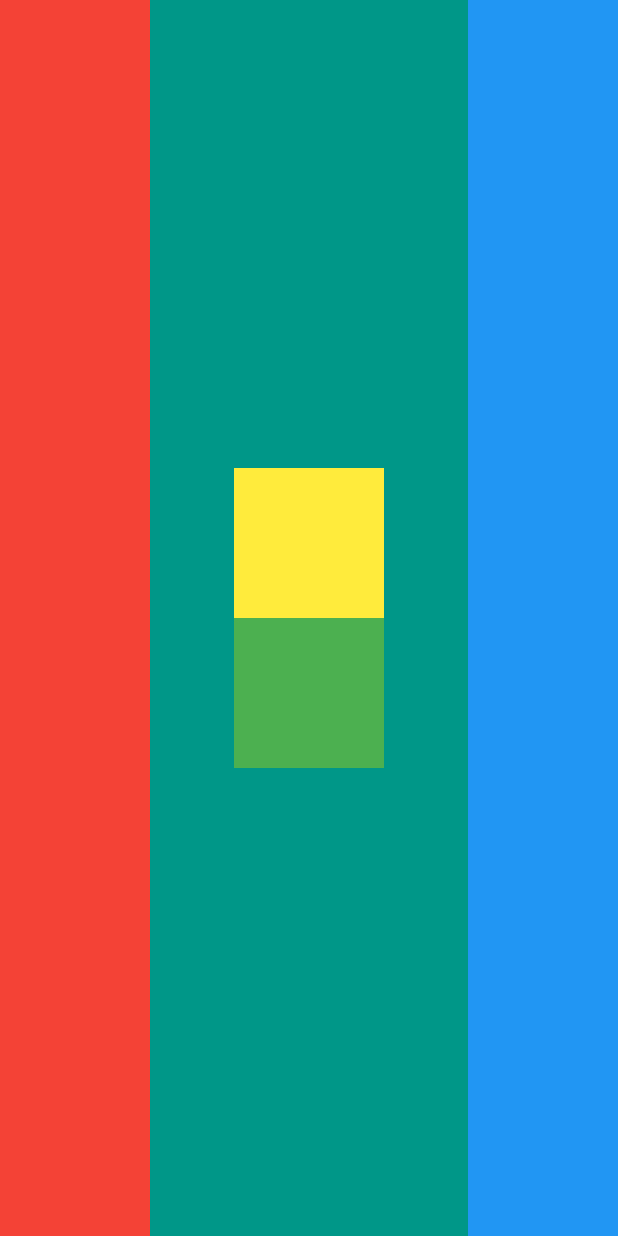
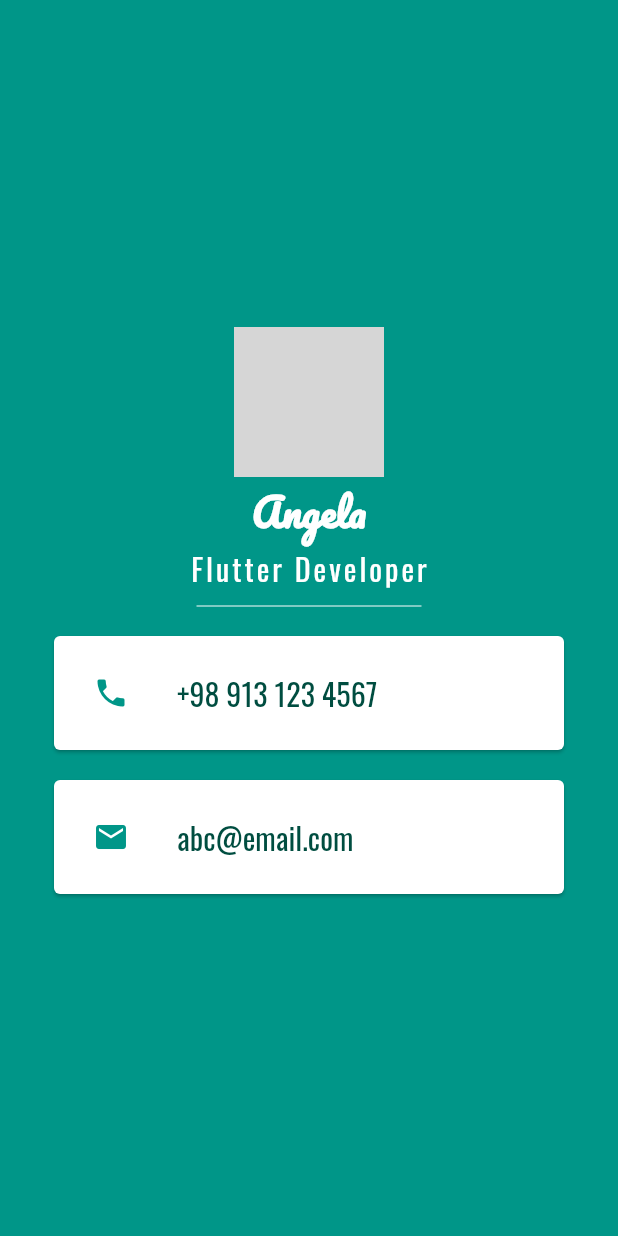
Before and after one commit to sajjad-jbr/tutorial_flutter, a Flutter app: the screen it shows after launch, on a phone screen of 412 x 824 dp. Run offline on Flutter 3.47's test engine with Material 2 defaults, Android fonts, the phone set to English and light mode, and no system bars; grey boxes are pictures that could not be loaded.

Commit message:
fix visit app and work with ListTile, Divider, Card , ...

```diff
--- a/lib/main.dart
+++ b/lib/main.dart
@@ -1,3 +1,4 @@
+import 'package:flutter/material.dart';
 import 'package:flutter/material.dart';
 
 void main() {
@@ -7,44 +8,126 @@ void main() {
 class MyApp extends StatelessWidget {
   const MyApp({super.key});
 
+  void onPressed() {}
+
   @override
   Widget build(BuildContext context) {
     return MaterialApp(
       home: Scaffold(
         backgroundColor: Colors.teal,
         body: SafeArea(
-          child: Row(
-            mainAxisAlignment: MainAxisAlignment.spaceBetween,
-            children: <Widget>[
-              Container(
-                width: 100,
-                height: double.infinity,
-                color: Colors.red,
-              ),
-              Column(
+            child: Center(
+          child: Container(
+            width: 400,
+            child: Column(
               mainAxisAlignment: MainAxisAlignment.center,
               children: <Widget>[
-                  Container(
-                    width: 100,
-                    height: 100,
-                    color: Colors.yellow,
+                const CircleAvatar(
+                  radius: 50,
+                  backgroundImage: AssetImage('images/profile.webp'),
                 ),
-                  Container(
-                    width: 100,
-                    height: 100,
-                    color: Colors.green,
+                const Text(
+                  "Angela",
+                  style: TextStyle(
+                      fontFamily: 'Pacifico',
+                      color: Colors.white,
+                      fontWeight: FontWeight.bold,
+                      fontSize: 26),
                 ),
-                ],
+                const Text(
+                  "Flutter Developer",
+                  style: TextStyle(
+                      fontFamily: 'Oswald',
+                      color: Colors.white,
+                      fontWeight: FontWeight.normal,
+                      fontSize: 20,
+                      letterSpacing: 2),
                 ),
-              Container(
-                width: 100,
-                height: double.infinity,
-                color: Colors.blue,
+                const SizedBox(
+                  height: 20,
+                  width: 150,
+                  child: Divider(color: Colors.white,),
+                ),
+                Card(
+                  color: Colors.white,
+                  margin:
+                      const EdgeInsets.symmetric(vertical: 10, horizontal: 30),
+                  child: Padding(
+                    padding: const EdgeInsets.all(10.0),
+                    child: ListTile(
+                      leading: const Icon(Icons.phone, color: Colors.teal),
+                      title: Text(
+                        "+98 913 123 4567",
+                        style: TextStyle(
+                          color: Colors.teal.shade900,
+                          fontSize: 20,
+                          fontFamily: "Oswald",
+                        ),
+                      ),
+                    ),
+                  ),
+                ),
+                Card(
+                  color: Colors.white,
+                  margin:
+                      const EdgeInsets.symmetric(vertical: 10, horizontal: 30),
+                  child: Padding(
+                    padding: const EdgeInsets.all(10),
+                    child: ListTile(
+                        leading: const Icon(Icons.email, color: Colors.teal),
+                        title: Text(
+                          "abc@email.com",
+                          style: TextStyle(
+                            color: Colors.teal.shade900,
+                            fontSize: 20,
+                            fontFamily: "Oswald",
+                          ),
+                        )),
+                  ),
                 ),
               ],
             ),
           ),
+        )),
       ),
     );
   }
 }
+
+/*
+Row(
+children: <Widget>[
+  const Icon(Icons.phone, color: Colors.teal),
+  const SizedBox(
+    width: 10,
+  ),
+  Text(
+    "+98 913 123 4567",
+    style: TextStyle(
+      color: Colors.teal.shade900,
+      fontSize: 20,
+      fontFamily: "Oswald",
+    ),
+  )
+],
+),
+
+
+
+Row(
+children: <Widget>[
+const Icon(Icons.email, color: Colors.teal),
+const SizedBox(
+width: 10,
+),
+Text(
+"abc@email.com",
+style: TextStyle(
+color: Colors.teal.shade900,
+fontSize: 20,
+fontFamily: "Oswald",
+),
+)
+],
+),
+*/
```
Also changed, not shown: pubspec.yaml (+8 -1 lines), Assets/Fonts/Oswald-Regular.ttf (added), Assets/Fonts/Pacifico.ttf (added), Assets/images/diamond.jpg (renamed from images/diamond.jpg), Assets/images/diamond.webp (renamed from images/diamond.webp), Assets/images/leadIcon.png (renamed from images/leadIcon.png), Assets/images/profile.webp (added). Lines whose indentation alone changed are shown as unchanged.
